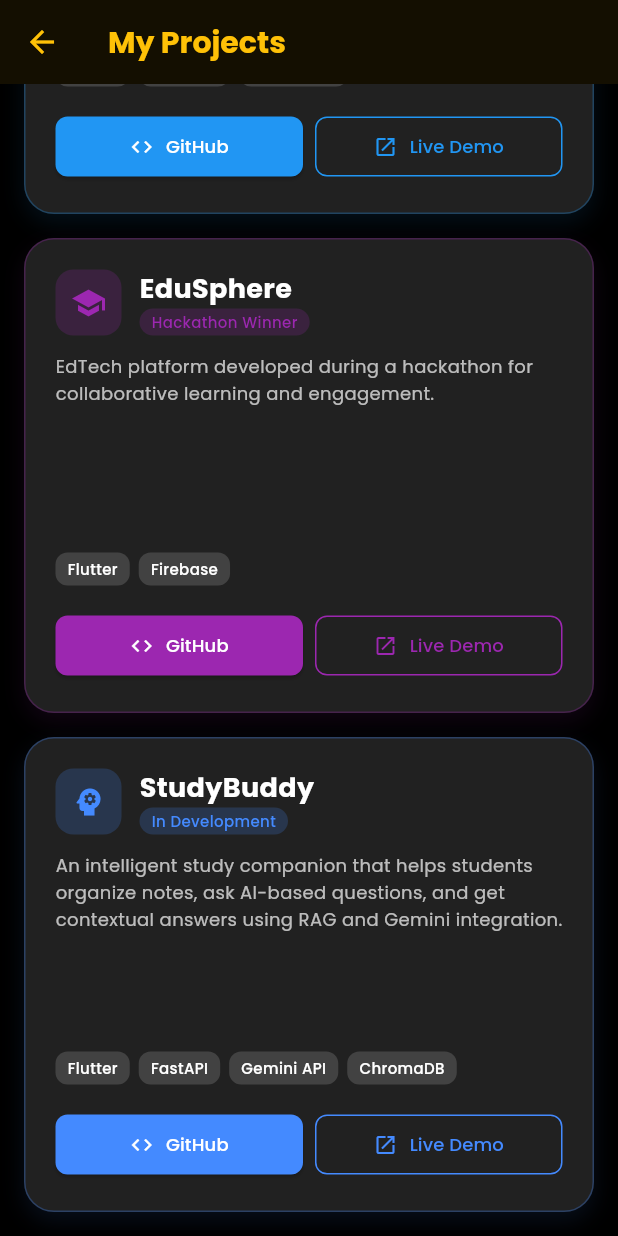
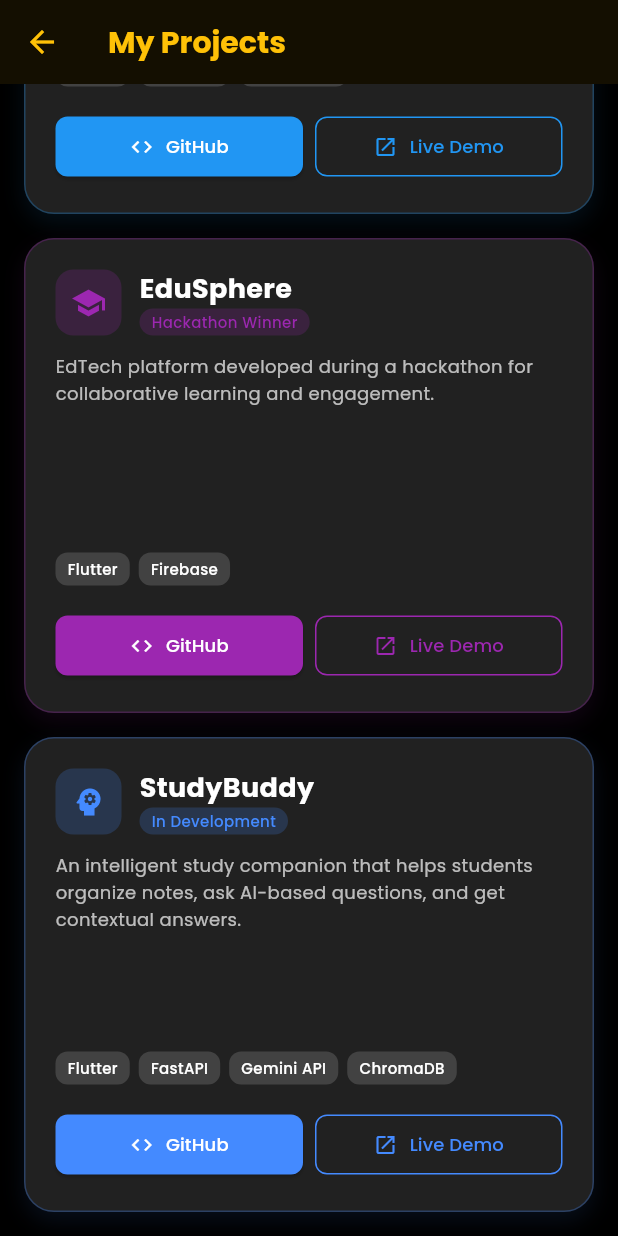
Before and after one commit to Pardeep-Lohia/my_portfolio, a Flutter app: the ProjectsScreen screen opened directly, scrolled down 410 dp, on a phone screen of 412 x 824 dp. Run offline on Flutter 3.47's test engine with Material 3 defaults, Android fonts, the phone set to English and light mode, and no system bars; our stand-ins replace google_fonts, pdf; missing offline and left inert: universal_html.

Commit message:
Modify StudyBuddy project description
Updated the description of the StudyBuddy project to remove mention of RAG and Gemini integration.

```diff
--- a/lib/data/projects_data.dart
+++ b/lib/data/projects_data.dart
@@ -35,16 +35,16 @@ class ProjectData {
       "status": "Hackathon Winner",
     },
     {
-  "title": "StudyBuddy",
-  "description":
-      "An intelligent study companion that helps students organize notes, ask AI-based questions, and get contextual answers using RAG and Gemini integration.",
+     "title": "StudyBuddy",
+      "description":
+        "An intelligent study companion that helps students organize notes, ask AI-based questions, and get contextual answers.",
   "tech": ["Flutter", "FastAPI", "Gemini API", "ChromaDB"],
-  "github": "https://github.com/Pardeep-Lohia/newCloudCosmos", // replace with your actual repo link if different
-  "deployed": "https://example.com/deployed-studybuddy", // replace if deployed elsewhere
+  "github": "https://github.com/Pardeep-Lohia/newCloudCosmos",
+  "deployed": "https://example.com/deployed-studybuddy",
   "color": Colors.blueAccent,
   "icon": Icons.psychology,
   "status": "In Development",
-},
+   },
 
     // {
     //   "title": "Mess Account Management System",
```
